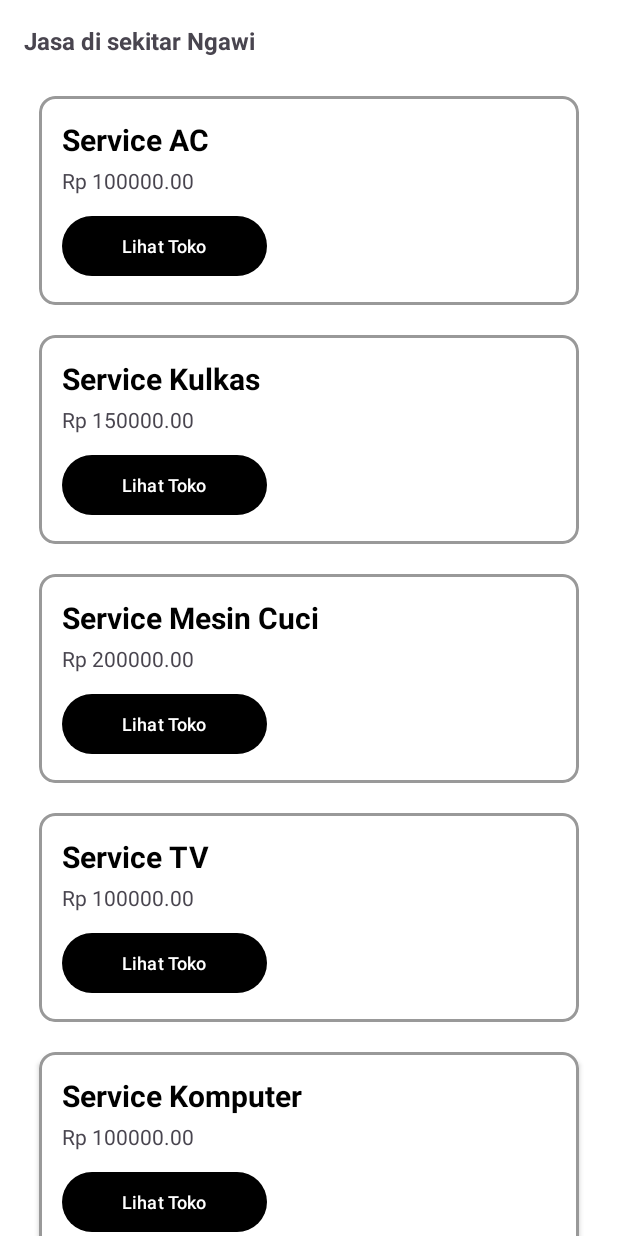
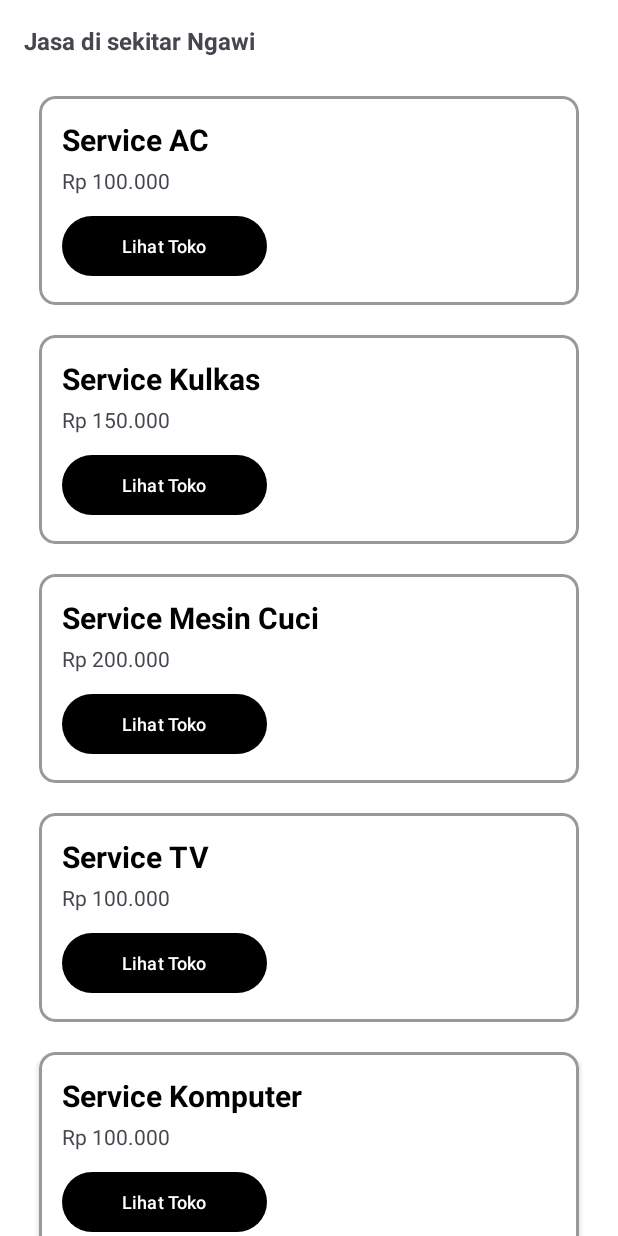
Before and after one commit to Jual-in/Jualin, an Android app: the fragment NearbyServiceFragment shown on its own in the app's theme, on a phone screen of 412 x 824 dp. Run offline under Robolectric (Android 15) with nearby library versions, the phone set to English and light mode, and no system bars.

Commit message:
Refactor: Create utility class for formatting currency strings

```diff
--- a/app/src/main/java/com/jualin/apps/ui/adapter/BusinessDetailProductAdapter.kt
+++ b/app/src/main/java/com/jualin/apps/ui/adapter/BusinessDetailProductAdapter.kt
@@ -6,6 +6,7 @@ import androidx.recyclerview.widget.RecyclerView
 import com.bumptech.glide.Glide
 import com.jualin.apps.data.local.entity.Product
 import com.jualin.apps.databinding.ItemBusinessProductBinding
+import com.jualin.apps.utils.StringUtils
 
 class BusinessDetailProductAdapter(
     private val items: List<Product>
@@ -36,7 +37,7 @@ class BusinessDetailProductAdapter(
         fun bind(item: Product) {
             binding.apply {
                 tvProductName.text = item.name
-                tvProductPrice.text = item.price
+                tvProductPrice.text = StringUtils.formatCurrency(item.price)
 
                 Glide.with(itemView.context)
                     .load(item.photoUrl)
--- a/app/src/main/java/com/jualin/apps/ui/adapter/NearbyProductAdapter.kt
+++ b/app/src/main/java/com/jualin/apps/ui/adapter/NearbyProductAdapter.kt
@@ -1,17 +1,15 @@
 package com.jualin.apps.ui.adapter
 
-import android.content.Context
 import android.view.LayoutInflater
 import android.view.ViewGroup
 import androidx.recyclerview.widget.RecyclerView
 import com.bumptech.glide.Glide
-import com.jualin.apps.R
 import com.jualin.apps.data.local.entity.Product
 import com.jualin.apps.databinding.ItemProductBinding
+import com.jualin.apps.utils.StringUtils
 
 class NearbyProductAdapter(
     private val list: List<Product>,
-    private val context: Context
 ) : RecyclerView.Adapter<NearbyProductAdapter.ViewHolder>() {
 
     override fun onCreateViewHolder(parent: ViewGroup, viewType: Int): ViewHolder {
@@ -32,7 +30,7 @@ class NearbyProductAdapter(
         fun bind(product: Product) {
             binding.apply {
                 tvProductName.text = product.name
-                tvPrice.text = context.getString(R.string.rupiah, product.price)
+                tvPrice.text = StringUtils.formatCurrency(product.price)
 
                 Glide.with(itemView.context)
                     .load(product.photoUrl)
--- a/app/src/main/java/com/jualin/apps/ui/adapter/NearbyServiceAdapter.kt
+++ b/app/src/main/java/com/jualin/apps/ui/adapter/NearbyServiceAdapter.kt
@@ -1,16 +1,14 @@
 package com.jualin.apps.ui.adapter
 
-import android.content.Context
 import android.view.LayoutInflater
 import android.view.ViewGroup
 import androidx.recyclerview.widget.RecyclerView
-import com.jualin.apps.R
 import com.jualin.apps.data.local.entity.Service
 import com.jualin.apps.databinding.ItemJasaBinding
+import com.jualin.apps.utils.StringUtils
 
 class NearbyServiceAdapter(
-    private val list: List<Service>,
-    private val context: Context
+    private val list: List<Service>
 ) : RecyclerView.Adapter<NearbyServiceAdapter.ViewHolder>() {
 
     override fun onCreateViewHolder(parent: ViewGroup, viewType: Int): ViewHolder {
@@ -31,7 +29,7 @@ class NearbyServiceAdapter(
         fun bind(service: Service) {
             binding.apply {
                 binding.tvNamaJasa.text = service.name
-                binding.tvServicePrice.text = context.getString(R.string.rupiah, service.price)
+                binding.tvServicePrice.text = StringUtils.formatCurrency(service.price)
             }
         }
 
--- a/app/src/main/java/com/jualin/apps/ui/fragments/NearbyProductFragment.kt
+++ b/app/src/main/java/com/jualin/apps/ui/fragments/NearbyProductFragment.kt
@@ -35,7 +35,7 @@ class NearbyProductFragment : Fragment() {
         binding.apply {
             val layoutManager = GridLayoutManager(requireContext(), 2)
             rvNearbyProduct.layoutManager = layoutManager
-            rvNearbyProduct.adapter = NearbyProductAdapter(FakeData.products, requireContext())
+            rvNearbyProduct.adapter = NearbyProductAdapter(FakeData.products)
 
             tvNearbyProduct.text = getString(R.string.produk_di_sekitar_s, "Ngawi")
         }
--- a/app/src/main/java/com/jualin/apps/ui/fragments/NearbyServiceFragment.kt
+++ b/app/src/main/java/com/jualin/apps/ui/fragments/NearbyServiceFragment.kt
@@ -35,6 +35,6 @@ class NearbyServiceFragment : Fragment() {
 
         binding.tvNearbyService.text = getString(R.string.jasa_di_sekitar_s, "Ngawi")
         binding.rvNearbyService.layoutManager = LinearLayoutManager(requireContext())
-        binding.rvNearbyService.adapter = NearbyServiceAdapter(FakeData.services, requireContext())
+        binding.rvNearbyService.adapter = NearbyServiceAdapter(FakeData.services)
     }
 }
--- /dev/null
+++ b/app/src/main/java/com/jualin/apps/utils/StringUtils.kt
@@ -0,0 +1,18 @@
+package com.jualin.apps.utils
+
+import java.text.NumberFormat
+import java.util.Locale
+
+object StringUtils {
+    fun formatCurrency(amount: String): String {
+        val locale = Locale("id", "ID")
+        val numberFormat = NumberFormat.getCurrencyInstance(locale)
+        numberFormat.minimumFractionDigits = 0
+        val parsedAmount = try {
+            amount.toDouble()
+        } catch (e: NumberFormatException) {
+            return amount
+        }
+        return numberFormat.format(parsedAmount).replace("Rp", "Rp ")
+    }
+}
--- a/app/src/main/res/layout/item_business_product.xml
+++ b/app/src/main/res/layout/item_business_product.xml
@@ -36,6 +36,6 @@
         android:layout_width="wrap_content"
         android:layout_height="wrap_content"
         android:layout_gravity="center"
-        android:text="@string/rupiah" />
+        android:text="Rp 100.000" />
 
 </LinearLayout>
--- a/app/src/main/res/values/strings.xml
+++ b/app/src/main/res/values/strings.xml
@@ -44,7 +44,6 @@
     <string name="layanan">Layanan</string>
     <string name="las_vegas">Las Vegas</string>
     <string name="hubungi_sekarang">Hubungi Sekarang</string>
-    <string name="rupiah">Rp %s</string>
     <string name="jasa_di_sekitar_s">Jasa di sekitar %s</string>
     <string name="produk_di_sekitar_s">Produk di sekitar %s</string>
 </resources>
```
